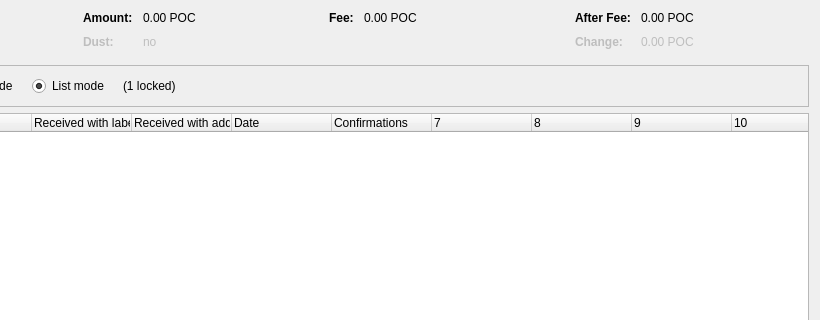
Before: the Qt Designer form src/qt/forms/coincontroldialog.ui in pocketnetteam/pocketnet.core, drawn with Qt 5; both pictures show x 180 to 1000 and y 0 to 320 of the 1000 by 500 pixel window.
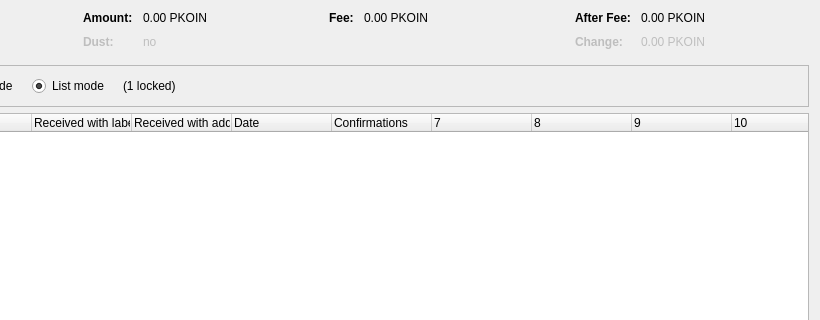
After: the same form once the commit is applied. Custom widgets are drawn as their Qt base class.

Commit message: Changed old ticker "POC" on "PKOIN"

What changed in the file:
```diff
--- a/src/qt/forms/coincontroldialog.ui
+++ b/src/qt/forms/coincontroldialog.ui
@@ -132,7 +132,7 @@
           <enum>Qt::ActionsContextMenu</enum>
          </property>
          <property name="text">
-          <string notr="true">0.00 POC</string>
+          <string notr="true">0.00 PKOIN</string>
          </property>
          <property name="textInteractionFlags">
           <set>Qt::LinksAccessibleByMouse|Qt::TextSelectableByKeyboard|Qt::TextSelectableByMouse</set>
@@ -212,7 +212,7 @@
           <enum>Qt::ActionsContextMenu</enum>
          </property>
          <property name="text">
-          <string notr="true">0.00 POC</string>
+          <string notr="true">0.00 PKOIN</string>
          </property>
          <property name="textInteractionFlags">
           <set>Qt::LinksAccessibleByMouse|Qt::TextSelectableByKeyboard|Qt::TextSelectableByMouse</set>
@@ -257,7 +257,7 @@
           <enum>Qt::ActionsContextMenu</enum>
          </property>
          <property name="text">
-          <string notr="true">0.00 POC</string>
+          <string notr="true">0.00 PKOIN</string>
          </property>
          <property name="textInteractionFlags">
           <set>Qt::LinksAccessibleByMouse|Qt::TextSelectableByKeyboard|Qt::TextSelectableByMouse</set>
@@ -292,7 +292,7 @@
           <enum>Qt::ActionsContextMenu</enum>
          </property>
          <property name="text">
-          <string notr="true">0.00 POC</string>
+          <string notr="true">0.00 PKOIN</string>
          </property>
          <property name="textInteractionFlags">
           <set>Qt::LinksAccessibleByMouse|Qt::TextSelectableByKeyboard|Qt::TextSelectableByMouse</set>
```
The commit also changes 21 other files.
